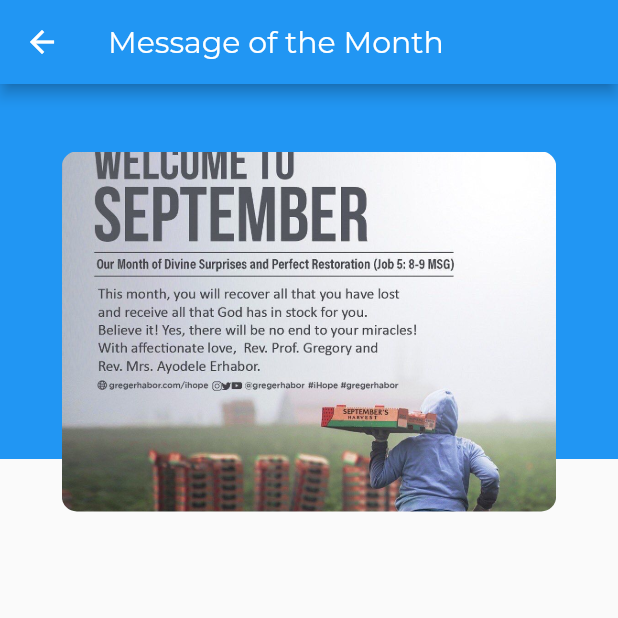
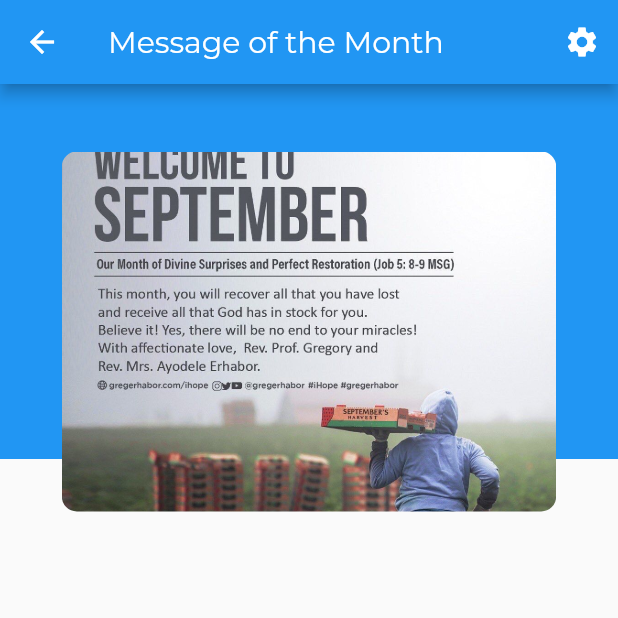
Before and after one commit to Goldengide/soh_flutter_app, a Flutter app: the screen it shows after launch, after a tap on the "arrow forward" icon, on a phone screen of 412 x 824 dp, the top half of it. Run offline on Flutter 3.47's test engine with Material 2 defaults, Android fonts, the phone set to English and light mode, and no system bars; our stand-ins replace flutter_screenutil, font_awesome_flutter, palette_generator.

Commit message:
prepping for some state stuffs in flutter

```diff
--- a/lib/screens/DetailScreen.dart
+++ b/lib/screens/DetailScreen.dart
@@ -1,6 +1,6 @@
 import 'package:flutter/material.dart';
 import 'dart:async';
-// import 'package:palette_generator/palette_generator.dart';
+import 'package:palette_generator/palette_generator.dart';
 import 'package:font_awesome_flutter/font_awesome_flutter.dart';
 
 
@@ -11,6 +11,24 @@ class ScreenArguments {
   ScreenArguments(this.title, this.imageUrl);
 }
 
+class ColorFromImage {
+  PaletteGenerator paletteGenerator;
+  final String imageUrl;
+  ColorFromImage(this.paletteGenerator, this.imageUrl);
+
+  Future<PaletteGenerator> _updatePaletteGenerator(imageUrl) async {
+    paletteGenerator = await PaletteGenerator.fromImageProvider(
+      Image.asset(imageUrl).image,
+    );
+    return paletteGenerator;
+    // return paletteGenerator.dominantColor.color;
+  }
+
+  dynamic payloadResponse(imageUrl) {
+    return _updatePaletteGenerator(imageUrl).toString();
+  }
+}
+
 class DetailScreen extends StatelessWidget {
   const DetailScreen({
     super.key,
@@ -18,17 +36,15 @@ class DetailScreen extends StatelessWidget {
 
   static const routeName = 'detailScreen';
 
-
-
-
-
   // final String titleLabel;
-
 
 
   @override
   Widget build(BuildContext context) {
+    PaletteGenerator paletteGenerator;
     final args = ModalRoute.of(context)!.settings.arguments as ScreenArguments;
+    // dynamic getColorFromImageResponse = ColorFromImage(paletteGenerator, args.imageUrl);
+    // String getColorText = getColorFromImageResponse.payloadResponse(args.imageUrl);
     return Scaffold(
       appBar: AppBar(
         title: Text(args.title),
@@ -38,7 +54,19 @@ class DetailScreen extends StatelessWidget {
           onPressed: () {
             Navigator.pop(context);
           }
-        )
+        ),
+        actions: <Widget>[
+          IconButton(
+            icon: const Icon(Icons.settings),
+            tooltip: 'Tap for Color',
+            onPressed: () {
+              final snackBar = SnackBar(
+                content: Text(args.imageUrl),
+                backgroundColor: Colors.red,
+              );
+            },
+          ),
+        ]
       ),
       body: Column(
         children: [
@@ -102,7 +130,7 @@ class DetailScreen extends StatelessWidget {
                           borderRadius: BorderRadius.circular(10.0),
                           child: Image.asset(
                             args.imageUrl,
-                            width: MediaQuery.of(context).size.width,
+                            width: 300,
                             fit: BoxFit.cover
                           )
                         )
--- a/lib/screens/Home.dart
+++ b/lib/screens/Home.dart
@@ -15,6 +15,9 @@ class Home extends StatelessWidget {
     ) {
     return Column(
             children: <Widget>[
+              SizedBox(
+                height: 15
+              ),
               Row(
                 // padding: EdgeInsets.symmetric(30.0, 50.0),
                 mainAxisAlignment: MainAxisAlignment.spaceBetween,
@@ -22,7 +25,7 @@ class Home extends StatelessWidget {
 
                 children: <Widget>[
                   Padding(
-                    padding: EdgeInsets.only(left: 15, top: 20),
+                    padding: EdgeInsets.only(left: 15),
                     child: Text(
                       title,
                       style: TextStyle(color: Colors.black, fontWeight: FontWeight.bold, fontSize: 14)),
```
